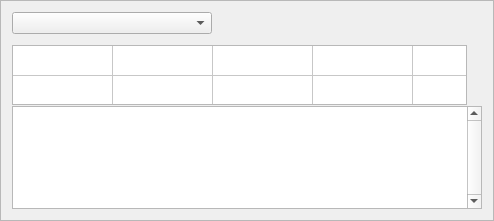
The window that widget_objects.ui (ifaoe/2014-10-Bird-View) describes before a commit, drawn with Qt 5.
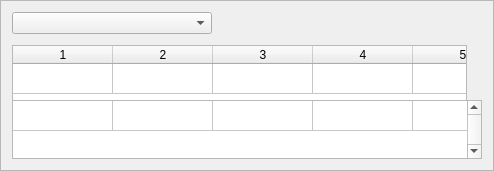
The same window after the commit.

Commit message: comprimised design elements to allow for more space

The edit to the form file:
```diff
--- a/widget_objects.ui
+++ b/widget_objects.ui
@@ -7,7 +7,7 @@
     <x>0</x>
     <y>0</y>
     <width>490</width>
-    <height>221</height>
+    <height>171</height>
    </rect>
   </property>
   <property name="windowTitle">
@@ -19,8 +19,8 @@
   <property name="frameShadow">
    <enum>QFrame::Sunken</enum>
   </property>
-  <layout class="QGridLayout" name="gridLayout">
-   <item row="0" column="0">
+  <layout class="QVBoxLayout" name="verticalLayout">
+   <item>
     <widget class="QComboBox" name="cmbFilterCensor">
      <property name="maximumSize">
       <size>
@@ -30,7 +30,16 @@
      </property>
     </widget>
    </item>
-   <item row="1" column="0">
+   <item>
+    <widget class="QWidget" name="wdgObjectsTable" native="true">
+     <layout class="QVBoxLayout" name="verticalLayout_2">
+      <property name="spacing">
+       <number>0</number>
+      </property>
+      <property name="margin">
+       <number>0</number>
+      </property>
+      <item>
     <widget class="QTableWidget" name="tblFilters">
      <property name="sizePolicy">
       <sizepolicy hsizetype="Fixed" vsizetype="Fixed">
@@ -57,13 +66,13 @@
       <enum>Qt::ScrollBarAlwaysOff</enum>
      </property>
      <property name="rowCount">
-      <number>2</number>
+         <number>1</number>
      </property>
      <property name="columnCount">
       <number>5</number>
      </property>
      <attribute name="horizontalHeaderVisible">
-      <bool>false</bool>
+         <bool>true</bool>
      </attribute>
      <attribute name="horizontalHeaderHighlightSections">
       <bool>false</bool>
@@ -75,7 +84,6 @@
       <bool>false</bool>
      </attribute>
      <row/>
-     <row/>
      <column/>
      <column/>
      <column/>
@@ -83,10 +91,10 @@
      <column/>
     </widget>
    </item>
-   <item row="2" column="0">
+      <item>
     <widget class="QTableWidget" name="tblObjects">
      <property name="sizePolicy">
-      <sizepolicy hsizetype="Expanding" vsizetype="MinimumExpanding">
+         <sizepolicy hsizetype="Fixed" vsizetype="Maximum">
        <horstretch>0</horstretch>
        <verstretch>0</verstretch>
       </sizepolicy>
@@ -94,13 +102,13 @@
      <property name="minimumSize">
       <size>
        <width>470</width>
-       <height>100</height>
+          <height>50</height>
       </size>
      </property>
      <property name="maximumSize">
       <size>
        <width>470</width>
-       <height>16777215</height>
+          <height>75</height>
       </size>
      </property>
      <property name="verticalScrollBarPolicy">
@@ -113,7 +121,7 @@
       <bool>true</bool>
      </property>
      <property name="rowCount">
-      <number>0</number>
+         <number>1</number>
      </property>
      <property name="columnCount">
       <number>5</number>
@@ -133,11 +141,29 @@
      <attribute name="verticalHeaderHighlightSections">
       <bool>true</bool>
      </attribute>
+        <row>
+         <property name="text">
+          <string/>
+         </property>
+        </row>
      <column/>
      <column/>
      <column/>
      <column/>
      <column/>
+        <item row="0" column="0">
+         <property name="text">
+          <string> </string>
+         </property>
+        </item>
+        <item row="0" column="1">
+         <property name="text">
+          <string/>
+         </property>
+        </item>
+       </widget>
+      </item>
+     </layout>
     </widget>
    </item>
   </layout>
```
Left out of the diff: 6 changed lines with no effect on the pictures. Lines whose indentation alone changed are shown as unchanged. The commit also changes 3 other files.
